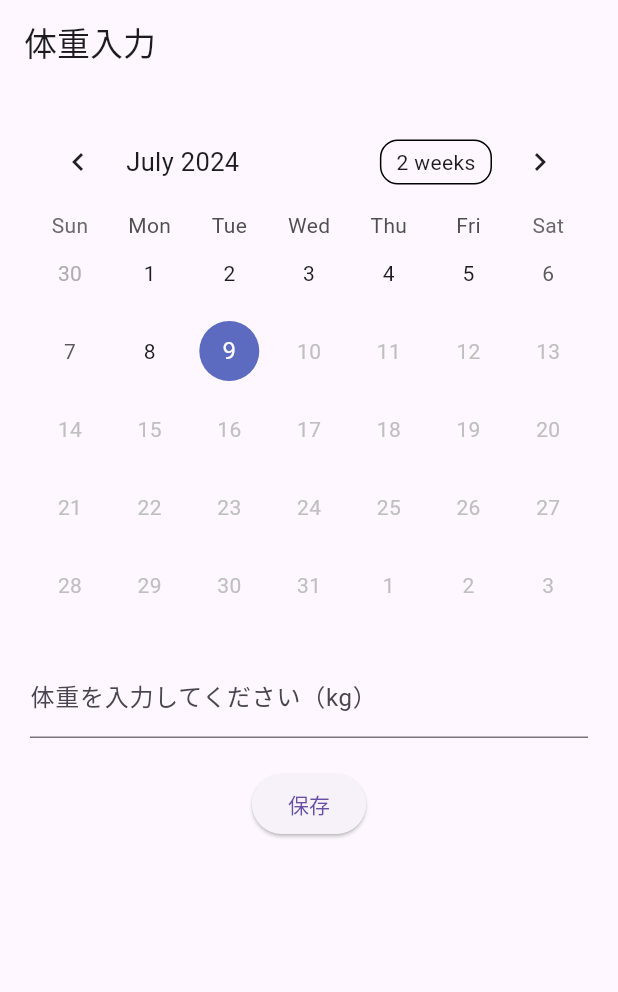
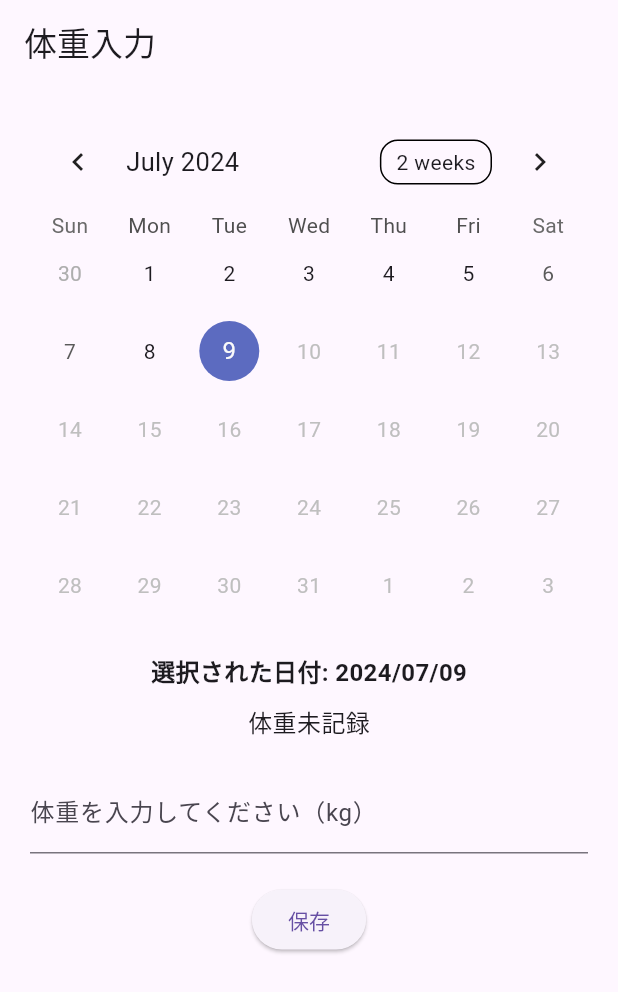
Before and after one commit to y-as-u-16/my_weight_tracker_app, a Flutter app: the screen it shows after launch, on a phone screen of 412 x 824 dp. Shown: the top 992 px of the screen. Run offline on Flutter 3.47's test engine with Material 3 defaults, Android fonts, the phone set to English and light mode, and no system bars; drawn by our look-alikes of table_calendar; our stand-ins replace fl_chart.

Commit message:
体重が日付のところに保存されるように修正

```diff
--- a/lib/main.dart
+++ b/lib/main.dart
@@ -1,5 +1,5 @@
 import 'package:flutter/material.dart';
-import 'package:my_weight_tracker_app/screen/weight_input.dart';
+import 'package:my_weight_tracker_app/screens/weight_input_screen.dart';
 
 void main() => runApp(const MyApp());
 
--- /dev/null
+++ b/lib/models/weight_entry.dart
@@ -0,0 +1,9 @@
+class WeightEntry {
+  final DateTime date;
+  final double weight;
+
+  WeightEntry(
+    this.date,
+    this.weight,
+  );
+}
--- a/lib/screen/weight_input.dart
+++ /dev/null
@@ -1,88 +0,0 @@
-import 'package:fl_chart/fl_chart.dart';
-import 'package:flutter/material.dart';
-import 'package:table_calendar/table_calendar.dart';
-
-class WeightInputScreen extends StatefulWidget {
-  const WeightInputScreen({super.key});
-
-  @override
-  _WeightInputScreenState createState() => _WeightInputScreenState();
-}
-
-class _WeightInputScreenState extends State<WeightInputScreen> {
-  final TextEditingController _weightController = TextEditingController();
-  DateTime selectedDate = DateTime.now();
-  List<FlSpot> spots = [];
-  CalendarFormat _calendarFormat = CalendarFormat.month;
-
-  void _onDaySelected(DateTime selectedDay, DateTime focusedDay) {
-  setState(() {
-    selectedDate = selectedDay;
-  });
-}
-
-  void _addData() {
-    if (_weightController.text.isNotEmpty) {
-      double? weight = double.tryParse(_weightController.text);
-      if (weight != null && weight.isFinite && !weight.isNaN) {
-        setState(() {
-          spots.add(FlSpot(selectedDate.millisecondsSinceEpoch.toDouble(), weight));
-        });
-        _weightController.clear();
-      } else {
-        ScaffoldMessenger.of(context).showSnackBar(
-          const SnackBar(content: Text('無効な体重値です。')),
-        );
-      }
-    }
-  }
-
-  @override
-  Widget build(BuildContext context) {
-    return Scaffold(
-      appBar: AppBar(
-        title: const Text('体重入力'),
-      ),
-      body: SingleChildScrollView(
-        child: Padding(
-          padding: const EdgeInsets.all(20.0),
-          child: Column(
-            mainAxisAlignment: MainAxisAlignment.center,
-            children: <Widget>[
-              TableCalendar(
-                firstDay: DateTime.utc(2021, 1, 1),
-                lastDay: DateTime.now(),
-                focusedDay: selectedDate,
-                calendarFormat: _calendarFormat,
-                selectedDayPredicate: (day) {
-                  return isSameDay(selectedDate, day);
-                },
-                onDaySelected: _onDaySelected,
-                onFormatChanged: (format) {
-                  setState(() {
-                    _calendarFormat = format;
-                  });
-                },
-              ),
-              const SizedBox(height: 20),
-              TextField(
-                controller: _weightController,
-                keyboardType: TextInputType.number,
-                decoration: const InputDecoration(
-                  labelText: '体重を入力してください（kg）',
-                ),
-              ),
-              const SizedBox(height: 20),
-              ElevatedButton(
-                onPressed: _addData,
-                child: const Text('保存'),
-              ),
-              const SizedBox(height: 20),
-              // ここにグラフを表示するウィジェットを配置
-            ],
-          ),
-        ),
-      ),
-    );
-  }
-}
--- /dev/null
+++ b/lib/screens/weight_input_screen.dart
@@ -0,0 +1,124 @@
+import 'package:flutter/material.dart';
+import 'package:my_weight_tracker_app/models/weight_entry.dart';
+import 'package:table_calendar/table_calendar.dart';
+import 'package:intl/intl.dart';
+import 'package:fl_chart/fl_chart.dart';
+
+class WeightInputScreen extends StatefulWidget {
+  const WeightInputScreen({Key? key}) : super(key: key);
+
+  @override
+  _WeightInputScreenState createState() => _WeightInputScreenState();
+}
+
+class _WeightInputScreenState extends State<WeightInputScreen> {
+  final TextEditingController _weightController = TextEditingController();
+  DateTime _selectedDate = DateTime.now();
+  Map<DateTime, WeightEntry> _weightEntries = {};
+  List<FlSpot> _spots = [];
+  CalendarFormat _calendarFormat = CalendarFormat.month;
+
+  void _onDaySelected(DateTime selectedDay, DateTime focusedDay) {
+    setState(() {
+      _selectedDate =
+          DateTime(selectedDay.year, selectedDay.month, selectedDay.day);
+    });
+  }
+
+  void _addData() {
+    if (_weightController.text.isNotEmpty) {
+      double? weight = double.tryParse(_weightController.text);
+      if (weight != null && weight.isFinite && !weight.isNaN) {
+        setState(() {
+          DateTime dateWithoutTime = DateTime(
+              _selectedDate.year, _selectedDate.month, _selectedDate.day);
+          _weightEntries[dateWithoutTime] =
+              WeightEntry(dateWithoutTime, weight);
+          _updateSpots();
+        });
+        _weightController.clear();
+      } else {
+        ScaffoldMessenger.of(context).showSnackBar(
+          const SnackBar(content: Text('無効な体重値です。')),
+        );
+      }
+    }
+  }
+
+  void _updateSpots() {
+    _spots = _weightEntries.values
+        .map((entry) =>
+            FlSpot(entry.date.millisecondsSinceEpoch.toDouble(), entry.weight))
+        .toList();
+    _spots.sort((a, b) => a.x.compareTo(b.x));
+  }
+
+  @override
+  Widget build(BuildContext context) {
+    return Scaffold(
+      appBar: AppBar(title: const Text('体重入力')),
+      body: SingleChildScrollView(
+        padding: const EdgeInsets.all(20.0),
+        child: Column(
+          children: [
+            TableCalendar(
+              firstDay: DateTime.utc(2021, 1, 1),
+              lastDay: DateTime.now(),
+              focusedDay: _selectedDate,
+              calendarFormat: _calendarFormat,
+              selectedDayPredicate: (day) => isSameDay(_selectedDate, day),
+              onDaySelected: _onDaySelected,
+              onFormatChanged: (format) {
+                setState(() {
+                  _calendarFormat = format;
+                });
+              },
+              eventLoader: (day) {
+                return _weightEntries.containsKey(day)
+                    ? [_weightEntries[day]!]
+                    : [];
+              },
+              calendarStyle: const CalendarStyle(
+                markersMaxCount: 1,
+                markerDecoration: BoxDecoration(
+                  color: Colors.black,
+                  shape: BoxShape.circle,
+                ),
+              ),
+            ),
+            const SizedBox(height: 20),
+            Text(
+              '選択された日付: ${DateFormat('yyyy/MM/dd').format(_selectedDate)}',
+              style: const TextStyle(fontSize: 16, fontWeight: FontWeight.bold),
+            ),
+            const SizedBox(height: 10),
+            Text(
+              _weightEntries.containsKey(_selectedDate)
+                  ? '記録された体重: ${_weightEntries[_selectedDate]!.weight} kg'
+                  : '体重未記録',
+              style: const TextStyle(fontSize: 16),
+            ),
+            const SizedBox(height: 20),
+            TextField(
+              controller: _weightController,
+              keyboardType: TextInputType.number,
+              decoration: InputDecoration(
+                labelText: '体重を入力してください（kg）',
+                hintText: _weightEntries.containsKey(_selectedDate)
+                    ? '現在の記録: ${_weightEntries[_selectedDate]!.weight} kg'
+                    : null,
+              ),
+            ),
+            const SizedBox(height: 20),
+            ElevatedButton(
+              onPressed: _addData,
+              child: const Text('保存'),
+            ),
+            const SizedBox(height: 20),
+            // ここにグラフを表示するウィジェットを配置
+          ],
+        ),
+      ),
+    );
+  }
+}
```
